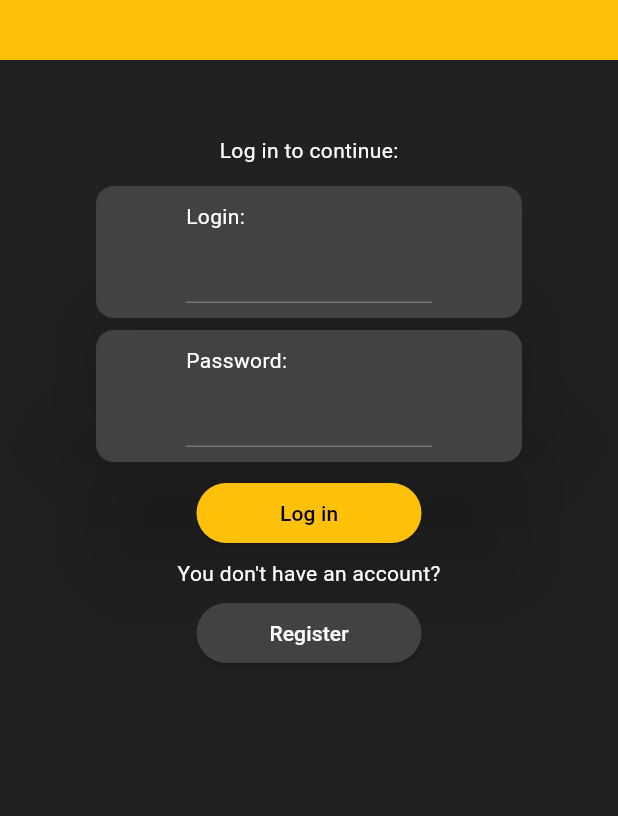
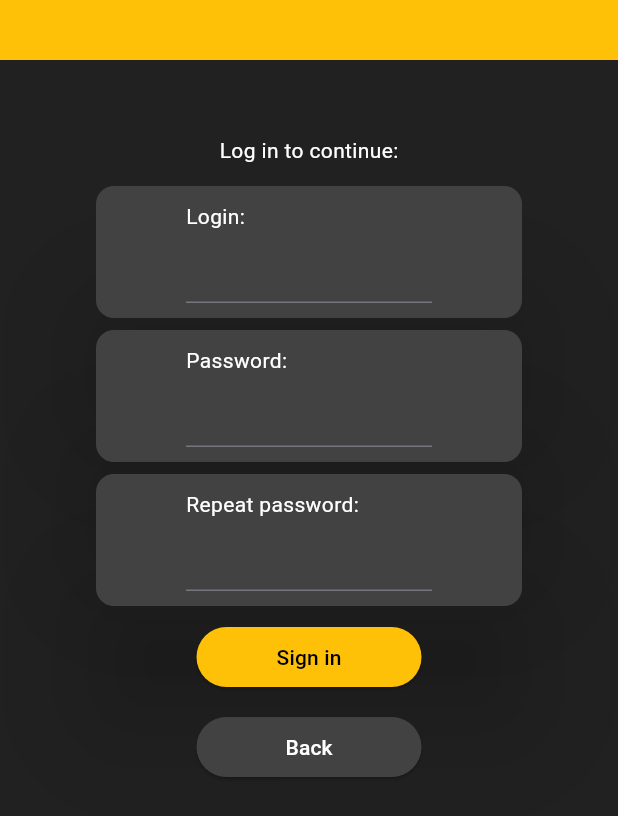
Before and after one commit to JanUfniarz/travler, a Flutter app: the screen it shows after launch, after a tap on "Register", on a phone screen of 412 x 824 dp. Shown: the top 816 px of the screen. Run offline on Flutter 3.47's test engine with Material 3 defaults, Android fonts, the phone set to English and light mode, and no system bars.

Commit message:
login backend

```diff
--- a/frontend/lib/change_notifiers/login_cn.dart
+++ b/frontend/lib/change_notifiers/login_cn.dart
@@ -1,7 +1,54 @@
+// ignore_for_file: curly_braces_in_flow_control_structures
 
 import 'package:flutter/material.dart';
+import 'package:http/http.dart' as http;
 
 class LoginCN extends ChangeNotifier {
+  static const String domain = "travler-vuyzipi4sq-lm.a.run.app";
+  static const String path = "login";
+  static const int version = 1;
+
   String? login;
   String? password;
+  String? repeatPassword;
+
+  bool _registration = false;
+  set registration(bool val) {
+    _registration = val;
+    notifyListeners();
+  }
+  bool get registration => _registration;
+
+  void go(BuildContext context) async {
+    if (login == null || password == null) return emptyAlert();
+
+    if (registration) {
+      if (repeatPassword == null) return emptyAlert();
+      if (password != repeatPassword) return notEqualPasswordAlert();
+    }
+
+    Uri url = Uri.parse(
+        "https://$domain/v$version/$path/${registration ? "register" : "auth"}");
+
+    Map<String, dynamic> body = {
+      "login": login,
+      "password": password
+    };
+
+    var res = registration
+        ? await http.post(url, body: body)
+        : await http.put(url, body: body);
+
+    print(res.body);
+    Navigator.push(context, MaterialPageRoute(
+      builder: (context) => Scaffold(
+        body: Center(
+          child: Text(res.body),
+        ),
+      )
+    ));
+  }
+  void emptyAlert() {}
+
+  void notEqualPasswordAlert() {}
 }
--- a/frontend/lib/main.dart
+++ b/frontend/lib/main.dart
@@ -11,5 +11,5 @@ void main()=> runApp(MultiProvider(
         value: LoginCN(),
       ),
     ],
-    child: MaterialApp(home: LoginPage())
+    child: const MaterialApp(home: LoginPage())
 ));
--- a/frontend/lib/views/login_page.dart
+++ b/frontend/lib/views/login_page.dart
@@ -24,7 +24,7 @@ class LoginPage extends StatelessWidget {
                 style: TextStyles.simpleLight,
               ),
             ) as Widget,
-          ] + List.generate(2, (index) => Card(
+          ] + List.generate(notifier.registration ? 3 : 2, (index) => Card(
             elevation: 40,
             color: Pal.background2,
             child: Padding(
@@ -32,13 +32,14 @@ class LoginPage extends StatelessWidget {
               child: Column(
                 crossAxisAlignment: CrossAxisAlignment.start,
                 children: <Widget>[
-                  Text(["Login:", "Password:"][index],
+                  Text(["Login:", "Password:", "Repeat password:"][index],
                     style: TextStyles.simpleLight,
                   ),
                   TextField(
                     onChanged: [
                           (String text) => notifier.login = text,
                           (String text) => notifier.password = text,
+                          (String text) => notifier.repeatPassword = text,
                     ][index],
                   ),
                 ],
@@ -51,21 +52,21 @@ class LoginPage extends StatelessWidget {
               width: 150,
               child: ElevatedButton(
                 onPressed: [
-                      () {print("${notifier.login}, ${notifier.password}");},
-                      () {},
+                      () => notifier.go(),
+                      () => notifier.registration = !notifier.registration,
                 ][index],
                 style: ElevatedButton.styleFrom(
                     backgroundColor: [Pal.primary, Pal.background2][index]
                 ),
-                child: Text(["Log in", "Register"][index],
+                child: Text((notifier.registration ? ["Sign in", "Back"] : ["Log in", "Register"])[index],
                   style: [TextStyles.simpleDark, TextStyles.simpleLight][index],
                 ),
               ),
             ),
           ) as Widget)..insert(4,
-            Text("You don't have an account?",
+            !notifier.registration ? Text("You don't have an account?",
                 style: TextStyles.simpleLight
-            ),
+            ) : const SizedBox(),
           ),
         ),
       ),
--- a/frontend/pubspec.yaml
+++ b/frontend/pubspec.yaml
@@ -35,7 +35,8 @@ dependencies:
   # The following adds the Cupertino Icons font to your application.
   # Use with the CupertinoIcons class for iOS style icons.
   cupertino_icons: ^1.0.2
-  provider: ^6.1.1
+  provider: ^6.1.2
+  http: ^1.2.1
 
 dev_dependencies:
   flutter_test:
```
Also changed, not shown: frontend/pubspec.lock, 3 other files.
